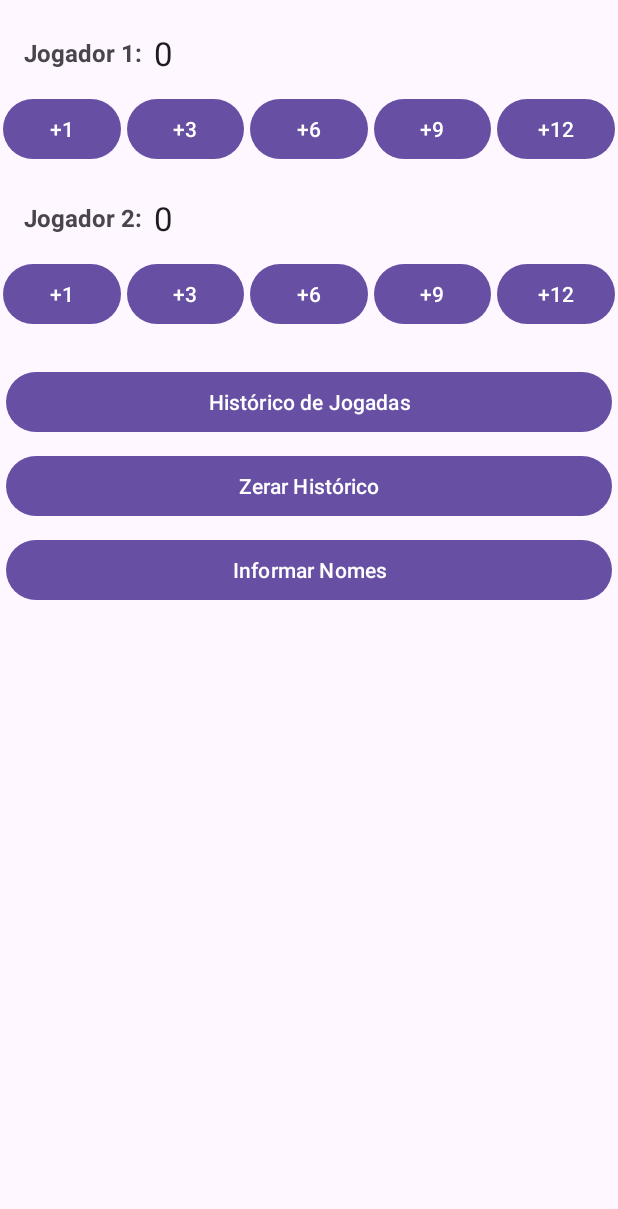
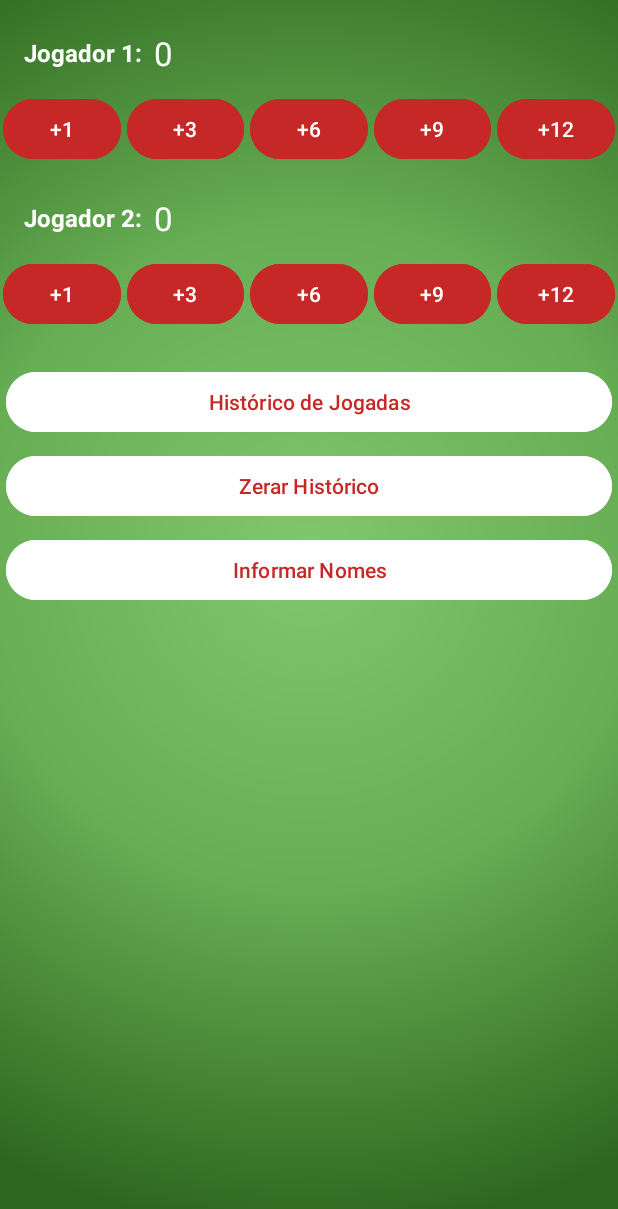
Before and after one commit to mateusOliveiraBrito/projetos_pos_graduacao, an Android app: the screen it shows after launch (MainActivity), on a phone screen of 412 x 824 dp. Shown: the top 1209 px of the screen. Run offline under Robolectric (Android 15) with nearby library versions, the phone set to English and light mode, and no system bars.

Commit message:
style: estiliza a UI do aplicativo

```diff
--- /dev/null
+++ b/TrucoCounter/app/src/main/res/drawable/background_gradient.xml
@@ -0,0 +1,14 @@
+<?xml version="1.0" encoding="utf-8"?>
+<shape xmlns:android="http://schemas.android.com/apk/res/android"
+    android:shape="rectangle">
+
+    <gradient
+        android:centerColor="@color/green_medium"
+        android:centerX="0.5"
+        android:centerY="0.45"
+        android:endColor="@color/green_dark"
+        android:gradientRadius="450dp"
+        android:startColor="@color/green_light"
+        android:type="radial" />
+
+</shape>
--- a/TrucoCounter/app/src/main/res/layout/activity_historico_de_jogadas.xml
+++ b/TrucoCounter/app/src/main/res/layout/activity_historico_de_jogadas.xml
@@ -5,6 +5,7 @@
     android:id="@+id/main"
     android:layout_width="match_parent"
     android:layout_height="match_parent"
+    android:background="@drawable/background_gradient"
     tools:context=".HistoricoDeJogadasActivity">
 
     <TextView
@@ -14,6 +15,7 @@
         android:layout_marginTop="8dp"
         android:text="@string/label_historico_de_jogadas"
         android:textAppearance="@android:style/TextAppearance.Large"
+        android:textColor="@color/white"
         app:layout_constraintEnd_toEndOf="parent"
         app:layout_constraintStart_toStartOf="parent"
         app:layout_constraintTop_toTopOf="parent" />
@@ -25,6 +27,7 @@
         android:layout_marginStart="16dp"
         android:layout_marginTop="24dp"
         android:text="@string/label_default_jogador_1"
+        android:textColor="@color/white"
         android:textSize="16sp"
         android:textStyle="bold"
         app:layout_constraintStart_toStartOf="parent"
@@ -37,6 +40,7 @@
         android:layout_marginStart="8dp"
         android:text=""
         android:textAppearance="@android:style/TextAppearance.Large"
+        android:textColor="@color/white"
         app:layout_constraintBottom_toBottomOf="@+id/tv_label_jogador_1_historico"
         app:layout_constraintStart_toEndOf="@+id/tv_label_jogador_1_historico"
         app:layout_constraintTop_toTopOf="@+id/tv_label_jogador_1_historico"
@@ -48,6 +52,7 @@
         android:layout_height="wrap_content"
         android:layout_marginTop="24dp"
         android:text="@string/label_default_jogador_2"
+        android:textColor="@color/white"
         android:textSize="16sp"
         android:textStyle="bold"
         app:layout_constraintStart_toStartOf="@id/tv_label_jogador_1_historico"
@@ -60,6 +65,7 @@
         android:layout_marginStart="8dp"
         android:text=""
         android:textAppearance="@android:style/TextAppearance.Large"
+        android:textColor="@color/white"
         app:layout_constraintBottom_toBottomOf="@+id/tv_label_jogador_2_historico"
         app:layout_constraintStart_toEndOf="@+id/tv_label_jogador_2_historico"
         app:layout_constraintTop_toTopOf="@+id/tv_label_jogador_2_historico"
--- a/TrucoCounter/app/src/main/res/layout/activity_informar_nomes.xml
+++ b/TrucoCounter/app/src/main/res/layout/activity_informar_nomes.xml
@@ -5,6 +5,7 @@
     android:id="@+id/main"
     android:layout_width="match_parent"
     android:layout_height="match_parent"
+    android:background="@drawable/background_gradient"
     tools:context=".InformarNomesActivity">
 
     <TextView
@@ -14,6 +15,7 @@
         android:layout_marginTop="8dp"
         android:text="@string/label_nomes_dos_jogadores"
         android:textAppearance="@android:style/TextAppearance.Large"
+        android:textColor="@color/white"
         app:layout_constraintEnd_toEndOf="parent"
         app:layout_constraintStart_toStartOf="parent"
         app:layout_constraintTop_toTopOf="parent" />
@@ -26,6 +28,9 @@
         android:layout_marginTop="16dp"
         android:layout_marginEnd="16dp"
         android:hint="@string/label_input_nome_do_jogador_1"
+        app:boxStrokeColor="@color/red"
+        app:cursorColor="@color/red"
+        app:hintTextColor="@color/red"
         app:layout_constraintEnd_toEndOf="parent"
         app:layout_constraintStart_toStartOf="parent"
         app:layout_constraintTop_toBottomOf="@id/tv_label_tela_nomes"
@@ -44,6 +49,9 @@
         android:layout_height="wrap_content"
         android:layout_marginTop="16dp"
         android:hint="@string/label_input_nome_do_jogador_2"
+        app:boxStrokeColor="@color/red"
+        app:cursorColor="@color/red"
+        app:hintTextColor="@color/red"
         app:layout_constraintEnd_toEndOf="@id/input_nome_jogador_1"
         app:layout_constraintStart_toStartOf="@id/input_nome_jogador_1"
         app:layout_constraintTop_toBottomOf="@id/input_nome_jogador_1"
@@ -61,7 +69,9 @@
         android:layout_width="0dp"
         android:layout_height="wrap_content"
         android:layout_margin="24dp"
+        android:backgroundTint="@color/white"
         android:text="@string/label_btn_confirmar"
+        android:textColor="@color/red"
         app:layout_constraintEnd_toEndOf="parent"
         app:layout_constraintStart_toStartOf="parent"
         app:layout_constraintTop_toBottomOf="@id/input_nome_jogador_2" />
--- a/TrucoCounter/app/src/main/res/layout/activity_main.xml
+++ b/TrucoCounter/app/src/main/res/layout/activity_main.xml
@@ -5,6 +5,7 @@
     android:id="@+id/main"
     android:layout_width="match_parent"
     android:layout_height="match_parent"
+    android:background="@drawable/background_gradient"
     tools:context=".MainActivity">
 
     <TextView
@@ -14,6 +15,7 @@
         android:layout_marginStart="16dp"
         android:layout_marginTop="24dp"
         android:text="@string/label_default_jogador_1"
+        android:textColor="@color/white"
         android:textSize="16sp"
         android:textStyle="bold"
         app:layout_constraintStart_toStartOf="parent"
@@ -26,6 +28,7 @@
         android:layout_marginStart="8dp"
         android:text=""
         android:textAppearance="@android:style/TextAppearance.Large"
+        android:textColor="@color/white"
         app:layout_constraintBottom_toBottomOf="@+id/tv_label_jogador_1"
         app:layout_constraintStart_toEndOf="@+id/tv_label_jogador_1"
         app:layout_constraintTop_toTopOf="@+id/tv_label_jogador_1"
@@ -37,7 +40,9 @@
         android:layout_height="wrap_content"
         android:layout_marginHorizontal="2dp"
         android:layout_marginTop="16dp"
+        android:backgroundTint="@color/red"
         android:text="@string/pontuacao_1"
+        android:textColor="@color/white"
         app:layout_constraintEnd_toStartOf="@id/btn_jogador_1_3"
         app:layout_constraintHorizontal_chainStyle="spread"
         app:layout_constraintHorizontal_weight="1"
@@ -49,7 +54,9 @@
         android:layout_width="0dp"
         android:layout_height="wrap_content"
         android:layout_marginHorizontal="2dp"
+        android:backgroundTint="@color/red"
         android:text="@string/pontuacao_3"
+        android:textColor="@color/white"
         app:layout_constraintBottom_toBottomOf="@id/btn_jogador_1_1"
         app:layout_constraintEnd_toStartOf="@id/btn_jogador_1_6"
         app:layout_constraintHorizontal_weight="1"
@@ -61,7 +68,9 @@
         android:layout_width="0dp"
         android:layout_height="wrap_content"
         android:layout_marginHorizontal="2dp"
+        android:backgroundTint="@color/red"
         android:text="@string/pontuacao_6"
+        android:textColor="@color/white"
         app:layout_constraintBottom_toBottomOf="@id/btn_jogador_1_3"
         app:layout_constraintEnd_toStartOf="@id/btn_jogador_1_9"
         app:layout_constraintHorizontal_weight="1"
@@ -73,7 +82,9 @@
         android:layout_width="0dp"
         android:layout_height="wrap_content"
         android:layout_marginHorizontal="2dp"
+        android:backgroundTint="@color/red"
         android:text="@string/pontuacao_9"
+        android:textColor="@color/white"
         app:layout_constraintBottom_toBottomOf="@id/btn_jogador_1_6"
         app:layout_constraintEnd_toStartOf="@id/btn_jogador_1_12"
         app:layout_constraintHorizontal_weight="1"
@@ -85,9 +96,11 @@
         android:layout_width="0dp"
         android:layout_height="wrap_content"
         android:layout_marginHorizontal="2dp"
+        android:backgroundTint="@color/red"
         android:gravity="center"
         android:singleLine="true"
         android:text="@string/pontuacao_12"
+        android:textColor="@color/white"
         app:layout_constraintBottom_toBottomOf="@id/btn_jogador_1_9"
         app:layout_constraintEnd_toEndOf="parent"
         app:layout_constraintHorizontal_weight="1"
@@ -101,6 +114,7 @@
         android:layout_marginStart="16dp"
         android:layout_marginTop="24dp"
         android:text="@string/label_default_jogador_2"
+        android:textColor="@color/white"
         android:textSize="16sp"
         android:textStyle="bold"
         app:layout_constraintStart_toStartOf="parent"
@@ -113,6 +127,7 @@
         android:layout_marginStart="8dp"
         android:text=""
         android:textAppearance="@android:style/TextAppearance.Large"
+        android:textColor="@color/white"
         app:layout_constraintBottom_toBottomOf="@+id/tv_label_jogador_2"
         app:layout_constraintStart_toEndOf="@+id/tv_label_jogador_2"
         app:layout_constraintTop_toTopOf="@+id/tv_label_jogador_2"
@@ -124,7 +139,9 @@
         android:layout_height="wrap_content"
         android:layout_marginHorizontal="2dp"
         android:layout_marginTop="16dp"
+        android:backgroundTint="@color/red"
         android:text="@string/pontuacao_1"
+        android:textColor="@color/white"
         app:layout_constraintEnd_toStartOf="@id/btn_jogador_2_3"
         app:layout_constraintHorizontal_chainStyle="spread"
         app:layout_constraintHorizontal_weight="1"
@@ -136,7 +153,9 @@
         android:layout_width="0dp"
         android:layout_height="wrap_content"
         android:layout_marginHorizontal="2dp"
+        android:backgroundTint="@color/red"
         android:text="@string/pontuacao_3"
+        android:textColor="@color/white"
         app:layout_constraintBottom_toBottomOf="@id/btn_jogador_2_1"
         app:layout_constraintEnd_toStartOf="@id/btn_jogador_2_6"
         app:layout_constraintHorizontal_weight="1"
@@ -148,7 +167,9 @@
         android:layout_width="0dp"
         android:layout_height="wrap_content"
         android:layout_marginHorizontal="2dp"
+        android:backgroundTint="@color/red"
         android:text="@string/pontuacao_6"
+        android:textColor="@color/white"
         app:layout_constraintBottom_toBottomOf="@id/btn_jogador_2_3"
         app:layout_constraintEnd_toStartOf="@id/btn_jogador_2_9"
         app:layout_constraintHorizontal_weight="1"
@@ -160,7 +181,9 @@
         android:layout_width="0dp"
         android:layout_height="wrap_content"
         android:layout_marginHorizontal="2dp"
+        android:backgroundTint="@color/red"
         android:text="@string/pontuacao_9"
+        android:textColor="@color/white"
         app:layout_constraintBottom_toBottomOf="@id/btn_jogador_2_6"
         app:layout_constraintEnd_toStartOf="@id/btn_jogador_2_12"
         app:layout_constraintHorizontal_weight="1"
@@ -172,9 +195,11 @@
         android:layout_width="0dp"
         android:layout_height="wrap_content"
         android:layout_marginHorizontal="2dp"
+        android:backgroundTint="@color/red"
         android:gravity="center"
         android:singleLine="true"
         android:text="@string/pontuacao_12"
+        android:textColor="@color/white"
         app:layout_constraintBottom_toBottomOf="@id/btn_jogador_2_9"
         app:layout_constraintEnd_toEndOf="parent"
         app:layout_constraintHorizontal_weight="1"
@@ -188,7 +213,9 @@
         android:layout_marginStart="4dp"
         android:layout_marginTop="24dp"
         android:layout_marginEnd="4dp"
+        android:backgroundTint="@color/white"
         android:text="@string/label_btn_historico_de_jogadas"
+        android:textColor="@color/red"
         app:layout_constraintEnd_toEndOf="parent"
         app:layout_constraintStart_toStartOf="parent"
         app:layout_constraintTop_toBottomOf="@id/btn_jogador_2_1" />
@@ -198,7 +225,9 @@
         android:layout_width="0dp"
         android:layout_height="wrap_content"
         android:layout_marginTop="8dp"
+        android:backgroundTint="@color/white"
         android:text="@string/label_btn_zerar_historico"
+        android:textColor="@color/red"
         app:layout_constraintEnd_toEndOf="@id/btn_historico_de_jogadas"
         app:layout_constraintStart_toStartOf="@id/btn_historico_de_jogadas"
         app:layout_constraintTop_toBottomOf="@id/btn_historico_de_jogadas" />
@@ -208,7 +237,9 @@
         android:layout_width="0dp"
         android:layout_height="wrap_content"
         android:layout_marginTop="8dp"
+        android:backgroundTint="@color/white"
         android:text="@string/label_btn_informar_nomes"
+        android:textColor="@color/red"
         app:layout_constraintEnd_toEndOf="@id/btn_zerar_historico_de_jogadas"
         app:layout_constraintStart_toStartOf="@id/btn_zerar_historico_de_jogadas"
         app:layout_constraintTop_toBottomOf="@id/btn_zerar_historico_de_jogadas" />
--- a/TrucoCounter/app/src/main/res/values/colors.xml
+++ b/TrucoCounter/app/src/main/res/values/colors.xml
@@ -2,4 +2,8 @@
 <resources>
     <color name="black">#FF000000</color>
     <color name="white">#FFFFFFFF</color>
+    <color name="red">#C62828</color>
+    <color name="green_light">#81C76D</color>
+    <color name="green_medium">#66AD53</color>
+    <color name="green_dark">#2E681F</color>
 </resources>
```
